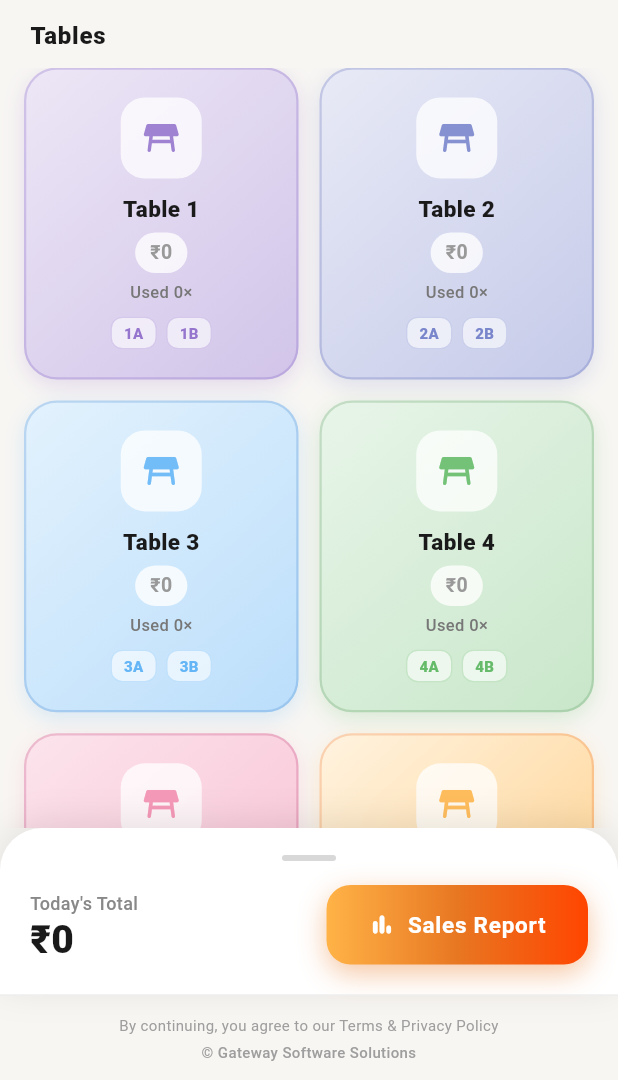
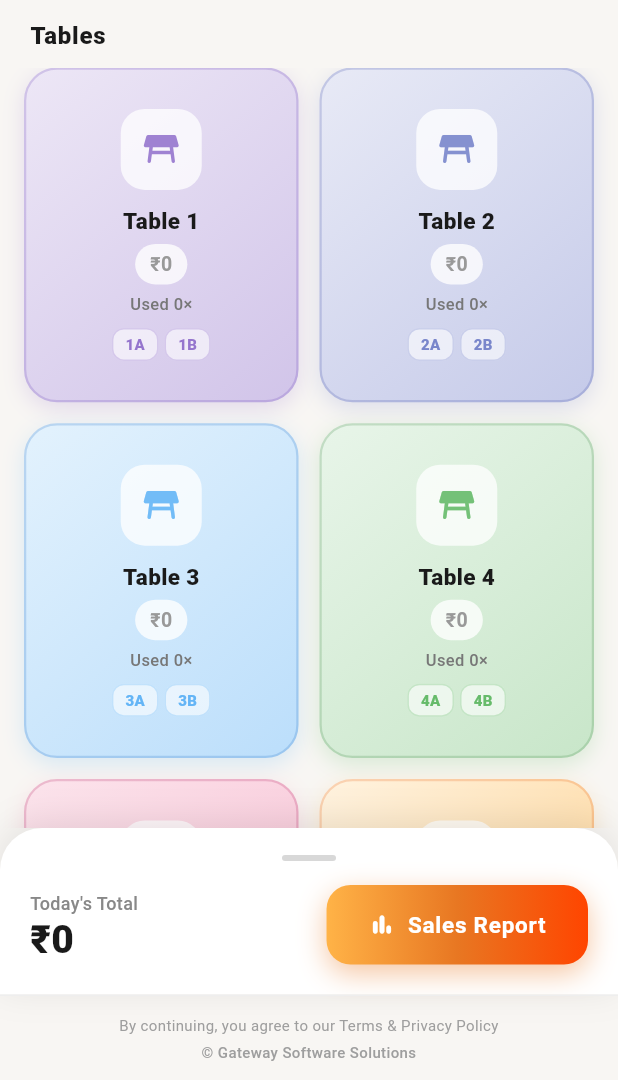
Before and after one commit to Dhavarsanam/foods_frontend, a Flutter app: the HomeScreen screen opened directly, swiped to page 2, on a phone screen of 412 x 824 dp, the part 156-1236 px from its top. Run offline on Flutter 3.47's test engine with Material 3 defaults, Android fonts, the phone set to English and light mode, and no system bars; our stand-ins replace image_picker, pdf, printing, shared_preferences; accounts and stored records are empty; network calls fail.

Commit message:
features updated

```diff
--- a/lib/data.dart
+++ b/lib/data.dart
@@ -7,7 +7,7 @@ List<Item> menu = [
   Item("Onion Oothappam", 25,  image: "assets/images/OnionOothappam.png"),
 
   // 🥞 Dosa Varieties
-  Item("Dosa",            30,  image: "assets/images/dosa.png"),
+  Item("Dosa",            30,  image: "assets/images/Dosa.png"),
   Item("Special Dosa",    30,  image: "assets/images/Specialdosa.png"),
   Item("Podi Dosa",       30,  image: "assets/images/Podidosa.png"),
   Item("Plain Dosa",      30,  image: "assets/images/Plaindosa.png"),
--- a/lib/main.dart
+++ b/lib/main.dart
@@ -3,6 +3,7 @@ import 'package:flutter/services.dart';
 import 'package:shared_preferences/shared_preferences.dart';
 
 import 'screens/splash_screen.dart';
+import 'services/api_service.dart';
 
 // ── Global theme notifier — listen anywhere in the app ──────────────────────
 final ValueNotifier<ThemeMode> appThemeNotifier = ValueNotifier(ThemeMode.light);
@@ -18,6 +19,8 @@ Color get thBorder   => isDarkMode ? const Color(0xFF3A3A3A) : const Color(0xFFE
 
 void main() async {
   WidgetsFlutterBinding.ensureInitialized();
+
+  ApiService.warmUp(); // Server wake up
 
   final prefs = await SharedPreferences.getInstance();
   final isLoggedIn = prefs.getBool('isLoggedIn') ?? false;
--- a/lib/screens/home_screen.dart
+++ b/lib/screens/home_screen.dart
@@ -885,6 +885,9 @@ class _HomeScreenState extends State<HomeScreen>
 
   // ── Tables Page ──────────────────────────────────────────────────────────
   Widget _buildTablesPage(int activeTables) {
+    // Responsive aspect ratio: taller cards on small phones so the sub-table
+    // chips + active badge never overflow on Redmi / Realme / Vivo / Oppo etc.
+    final double w = MediaQuery.of(context).size.width;
     return Column(
       crossAxisAlignment: CrossAxisAlignment.start,
       children: [
@@ -896,8 +899,12 @@ class _HomeScreenState extends State<HomeScreen>
           child: GridView.builder(
             padding: const EdgeInsets.fromLTRB(16, 0, 16, 16),
             itemCount: tables.length,
-            gridDelegate: const SliverGridDelegateWithFixedCrossAxisCount(
-              crossAxisCount: 2, mainAxisSpacing: 14, crossAxisSpacing: 14, childAspectRatio: 0.88,
+            // NOTE: `const` removed here because childAspectRatio now reads MediaQuery.
+            gridDelegate: SliverGridDelegateWithFixedCrossAxisCount(
+              crossAxisCount: 2,
+              mainAxisSpacing: 14,
+              crossAxisSpacing: 14,
+              childAspectRatio: w < 380 ? 0.72 : 0.82,
             ),
             itemBuilder: (context, index) {
               final table = tables[index];
@@ -1303,6 +1310,13 @@ class _TableCard extends StatelessWidget {
     final int totalUsage = table.usageCount + subTables.fold<int>(0, (s, t) => s + t.usageCount);
     final activeSubCount = subTables.where((s) => s.isOccupied).length;
 
+    // Responsive sizing for small Android devices (Redmi / Realme / Vivo / Oppo etc.)
+    final double w = MediaQuery.of(context).size.width;
+    final bool isSmall = w < 380;
+    final double pad = isSmall ? 12 : 16;
+    final double iconBox = isSmall ? 46 : 54;
+    final double iconSize = isSmall ? 24 : 28;
+
     return GestureDetector(
       onTap: onTap,
       child: AnimatedContainer(
@@ -1321,30 +1335,45 @@ class _TableCard extends StatelessWidget {
           )],
         ),
         child: Padding(
-          padding: const EdgeInsets.all(16),
+          padding: EdgeInsets.all(pad),
           child: Column(
+            // mainAxisSize.min -> column only takes the height it needs (no vertical overflow)
+            mainAxisSize: MainAxisSize.min,
             mainAxisAlignment: MainAxisAlignment.center,
             children: [
-              Container(width: 54, height: 54,
+              Container(width: iconBox, height: iconBox,
                   decoration: BoxDecoration(color: Colors.white.withValues(alpha: 0.75), borderRadius: BorderRadius.circular(16)),
-                  child: Icon(Icons.table_restaurant_rounded, size: 28, color: isActive ? theme.activeIconColor : theme.iconColor.withValues(alpha: 0.90))),
-              const SizedBox(height: 10),
-              Text("Table " + table.tableLabel, style: const TextStyle(fontSize: 15, fontWeight: FontWeight.w800, color: Color(0xFF1A1A1A))),
+                  child: Icon(Icons.table_restaurant_rounded, size: iconSize, color: isActive ? theme.activeIconColor : theme.iconColor.withValues(alpha: 0.90))),
+              SizedBox(height: isSmall ? 8 : 10),
+
+              // FittedBox keeps the title from forcing the card wider
+              FittedBox(
+                fit: BoxFit.scaleDown,
+                child: Text("Table " + table.tableLabel,
+                    maxLines: 1,
+                    style: const TextStyle(fontSize: 15, fontWeight: FontWeight.w800, color: Color(0xFF1A1A1A))),
+              ),
               const SizedBox(height: 5),
+
               Container(
                 padding: const EdgeInsets.symmetric(horizontal: 10, vertical: 4),
                 decoration: BoxDecoration(color: Colors.white.withValues(alpha: 0.78), borderRadius: BorderRadius.circular(20)),
                 child: Text("₹" + totalRevenue.toStringAsFixed(0), style: TextStyle(fontSize: 13, fontWeight: FontWeight.w700, color: isActive ? theme.amountColor : const Color(0xFF999999))),
               ),
               const SizedBox(height: 5),
+
               Text("Used " + totalUsage.toString() + "×", style: const TextStyle(fontSize: 11, color: Color(0xFF777777), fontWeight: FontWeight.w500)),
-              const SizedBox(height: 8),
-              Row(
-                mainAxisAlignment: MainAxisAlignment.center,
+              SizedBox(height: isSmall ? 6 : 8),
+
+              // Wrap -> sub-table chips (1A, 1B…) flow to the next line instead of
+              // overflowing horizontally outside the card.
+              Wrap(
+                alignment: WrapAlignment.center,
+                spacing: 4,
+                runSpacing: 4,
                 children: subTables.map((sub) {
                   final bool subOccupied = sub.isOccupied;
                   return Container(
-                    margin: const EdgeInsets.symmetric(horizontal: 3),
                     padding: const EdgeInsets.symmetric(horizontal: 8, vertical: 3),
                     decoration: BoxDecoration(
                       color: subOccupied ? theme.activeIconColor : Colors.white.withValues(alpha: 0.60),
@@ -1355,6 +1384,7 @@ class _TableCard extends StatelessWidget {
                   );
                 }).toList(),
               ),
+
               if (isActive) ...[
                 const SizedBox(height: 6),
                 Container(
```
Also changed, not shown: lib/screens/login_screen.dart (+187 -318 lines), lib/services/api_service.dart (+95 -45 lines), 2 other files.
